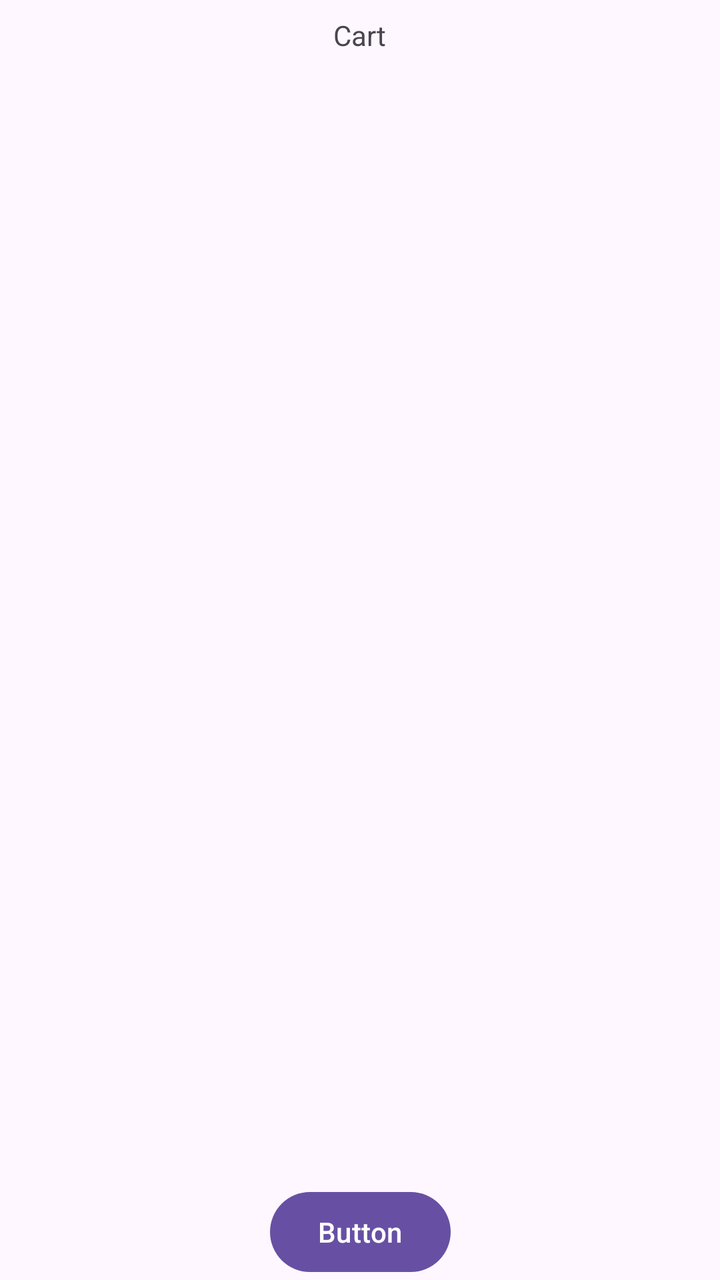
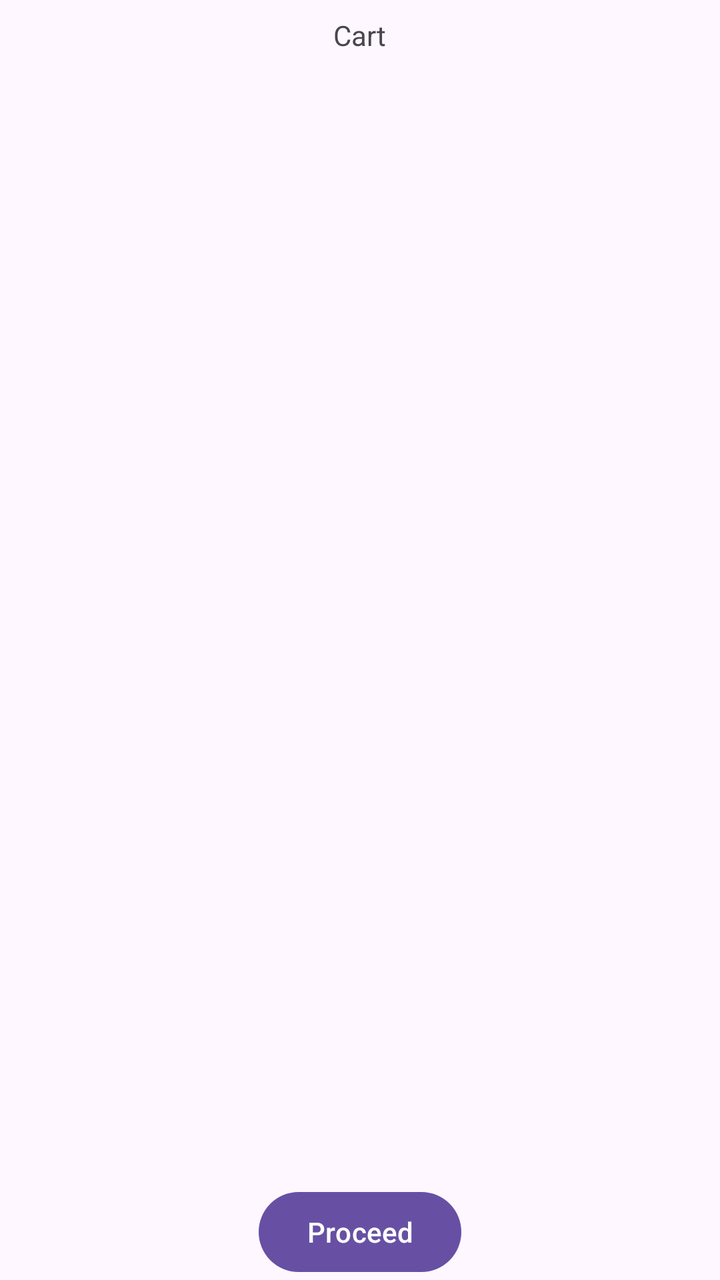

Compare the two renders of this Android layout. The source of the first and the diff that turns it into the second are given below.
<!-- AndroidManifest.xml: application theme Theme.Tomato -->
<!-- res/layout/fragment_cart.xml -->
<?xml version="1.0" encoding="utf-8"?>
<androidx.constraintlayout.widget.ConstraintLayout xmlns:android="http://schemas.android.com/apk/res/android"
    xmlns:app="http://schemas.android.com/apk/res-auto"
    xmlns:tools="http://schemas.android.com/tools"
    android:layout_width="match_parent"
    android:layout_height="match_parent"
    tools:context=".Fragment.CartFragment">

    
    <TextView
        android:id="@+id/textView23"
        android:layout_width="wrap_content"
        android:layout_height="wrap_content"
        android:layout_marginTop="8dp"
        android:text="Cart"
        app:layout_constraintEnd_toEndOf="parent"
        app:layout_constraintStart_toStartOf="parent"
        app:layout_constraintTop_toTopOf="parent" />

    <androidx.recyclerview.widget.RecyclerView
        android:id="@+id/cartRecyclerView"
        android:layout_width="0dp"
        android:layout_height="0dp"
        app:layout_constraintBottom_toTopOf="@+id/button7"
        app:layout_constraintEnd_toEndOf="parent"
        app:layout_constraintStart_toStartOf="parent"
        app:layout_constraintTop_toBottomOf="@id/textView23" />

    <Button
        android:id="@+id/button7"
        android:layout_width="wrap_content"
        android:layout_height="wrap_content"
        android:text="Button"
        app:layout_constraintBottom_toBottomOf="parent"
        app:layout_constraintEnd_toEndOf="parent"
        app:layout_constraintStart_toStartOf="parent" />

</androidx.constraintlayout.widget.ConstraintLayout>
<!-- resources referenced by this layout -->
<resources>
  <style name="Theme.Tomato" parent="Base.Theme.Tomato" />
  <style name="Base.Theme.Tomato" parent="Theme.Material3.DayNight.NoActionBar">
          
          
      </style>
</resources>

<!-- the commit's change to res/layout/fragment_cart.xml (unified diff, before → after) -->
@@ -30,7 +30,7 @@
         android:id="@+id/button7"
         android:layout_width="wrap_content"
         android:layout_height="wrap_content"
-        android:text="Button"
+        android:text="Proceed"
         app:layout_constraintBottom_toBottomOf="parent"
         app:layout_constraintEnd_toEndOf="parent"
         app:layout_constraintStart_toStartOf="parent" />
